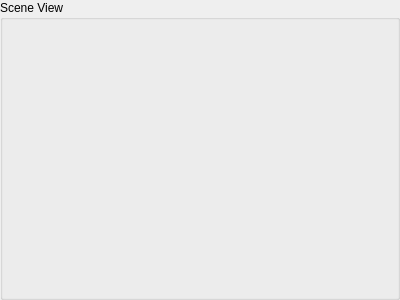
Before: the Qt Designer form qt/scene_view.ui in stolyaroleh/renderer, drawn with Qt 5.
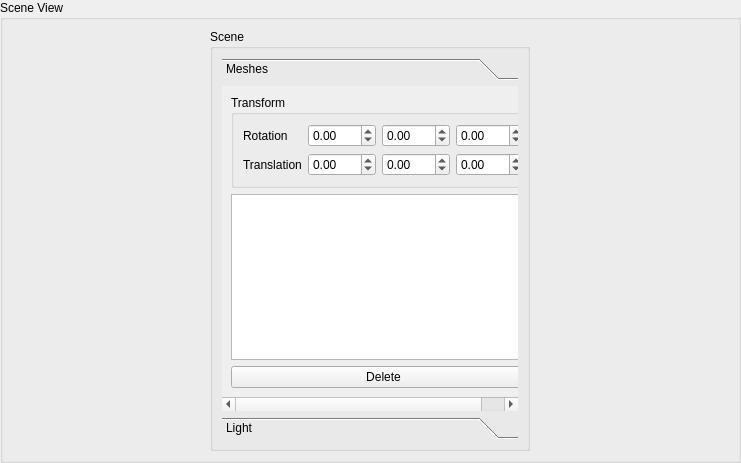
After: the same form once the commit is applied. The open tabs and pages were chosen to show the change.

```diff
--- a/qt/scene_view.ui
+++ b/qt/scene_view.ui
@@ -6,8 +6,8 @@
    <rect>
     <x>0</x>
     <y>0</y>
-    <width>400</width>
-    <height>300</height>
+    <width>741</width>
+    <height>463</height>
    </rect>
   </property>
   <property name="windowTitle">
@@ -31,7 +31,238 @@
      <property name="title">
       <string>Scene View</string>
      </property>
-     <layout class="QGridLayout" name="groupBoxLayout"/>
+     <layout class="QGridLayout" name="groupBoxLayout">
+      <item row="0" column="0">
+       <widget class="QGroupBox" name="groupBox_2">
+        <property name="sizePolicy">
+         <sizepolicy hsizetype="Fixed" vsizetype="Preferred">
+          <horstretch>0</horstretch>
+          <verstretch>0</verstretch>
+         </sizepolicy>
+        </property>
+        <property name="maximumSize">
+         <size>
+          <width>320</width>
+          <height>16777215</height>
+         </size>
+        </property>
+        <property name="title">
+         <string>Scene</string>
+        </property>
+        <layout class="QGridLayout" name="gridLayout_2">
+         <item row="1" column="0">
+          <widget class="QToolBox" name="toolBox">
+           <property name="currentIndex">
+            <number>1</number>
+           </property>
+           <widget class="QWidget" name="Meshes">
+            <property name="geometry">
+             <rect>
+              <x>0</x>
+              <y>0</y>
+              <width>300</width>
+              <height>343</height>
+             </rect>
+            </property>
+            <attribute name="label">
+             <string>Meshes</string>
+            </attribute>
+            <layout class="QGridLayout" name="gridLayout_3">
+             <item row="0" column="0">
+              <widget class="QGroupBox" name="groupBox_3">
+               <property name="title">
+                <string>Transform</string>
+               </property>
+               <layout class="QGridLayout" name="gridLayout_4">
+                <item row="0" column="1">
+                 <widget class="QDoubleSpinBox" name="rx">
+                  <property name="minimum">
+                   <double>-360.000000000000000</double>
+                  </property>
+                  <property name="maximum">
+                   <double>360.000000000000000</double>
+                  </property>
+                 </widget>
+                </item>
+                <item row="0" column="0">
+                 <widget class="QLabel" name="_rlbl">
+                  <property name="text">
+                   <string>Rotation</string>
+                  </property>
+                 </widget>
+                </item>
+                <item row="2" column="0">
+                 <widget class="QLabel" name="_tlbl">
+                  <property name="text">
+                   <string>Translation</string>
+                  </property>
+                 </widget>
+                </item>
+                <item row="0" column="3">
+                 <widget class="QDoubleSpinBox" name="rz">
+                  <property name="minimum">
+                   <double>-360.000000000000000</double>
+                  </property>
+                  <property name="maximum">
+                   <double>360.000000000000000</double>
+                  </property>
+                 </widget>
+                </item>
+                <item row="0" column="2">
+                 <widget class="QDoubleSpinBox" name="ry">
+                  <property name="minimum">
+                   <double>-360.000000000000000</double>
+                  </property>
+                  <property name="maximum">
+                   <double>360.000000000000000</double>
+                  </property>
+                 </widget>
+                </item>
+                <item row="2" column="2">
+                 <widget class="QDoubleSpinBox" name="ty">
+                  <property name="minimum">
+                   <double>-500.000000000000000</double>
+                  </property>
+                  <property name="maximum">
+                   <double>500.000000000000000</double>
+                  </property>
+                 </widget>
+                </item>
+                <item row="2" column="3">
+                 <widget class="QDoubleSpinBox" name="tz">
+                  <property name="minimum">
+                   <double>-500.000000000000000</double>
+                  </property>
+                  <property name="maximum">
+                   <double>500.000000000000000</double>
+                  </property>
+                 </widget>
+                </item>
+                <item row="2" column="1">
+                 <widget class="QDoubleSpinBox" name="tx">
+                  <property name="minimum">
+                   <double>-500.000000000000000</double>
+                  </property>
+                  <property name="maximum">
+                   <double>500.000000000000000</double>
+                  </property>
+                 </widget>
+                </item>
+               </layout>
+              </widget>
+             </item>
+             <item row="1" column="0">
+              <widget class="QListWidget" name="meshes_list"/>
+             </item>
+             <item row="2" column="0">
+              <widget class="QPushButton" name="delete_btn">
+               <property name="text">
+                <string>Delete</string>
+               </property>
+              </widget>
+             </item>
+            </layout>
+           </widget>
+           <widget class="QWidget" name="Light">
+            <property name="geometry">
+             <rect>
+              <x>0</x>
+              <y>0</y>
+              <width>300</width>
+              <height>343</height>
+             </rect>
+            </property>
+            <attribute name="label">
+             <string>Light</string>
+            </attribute>
+            <layout class="QGridLayout" name="gridLayout_5">
+             <item row="0" column="0">
+              <widget class="QLabel" name="_llbl">
+               <property name="text">
+                <string>Position</string>
+               </property>
+              </widget>
+             </item>
+             <item row="0" column="1">
+              <widget class="QDoubleSpinBox" name="lposx">
+               <property name="minimum">
+                <double>-500.000000000000000</double>
+               </property>
+               <property name="maximum">
+                <double>500.000000000000000</double>
+               </property>
+               <property name="value">
+                <double>-10.000000000000000</double>
+               </property>
+              </widget>
+             </item>
+             <item row="1" column="0">
+              <widget class="QLabel" name="_ilbl">
+               <property name="text">
+                <string>Intensity</string>
+               </property>
+              </widget>
+             </item>
+             <item row="2" column="0">
+              <spacer name="verticalSpacer">
+               <property name="orientation">
+                <enum>Qt::Vertical</enum>
+               </property>
+               <property name="sizeHint" stdset="0">
+                <size>
+                 <width>20</width>
+                 <height>40</height>
+                </size>
+               </property>
+              </spacer>
+             </item>
+             <item row="0" column="2">
+              <widget class="QDoubleSpinBox" name="lposy">
+               <property name="minimum">
+                <double>-500.000000000000000</double>
+               </property>
+               <property name="maximum">
+                <double>500.000000000000000</double>
+               </property>
+               <property name="value">
+                <double>35.000000000000000</double>
+               </property>
+              </widget>
+             </item>
+             <item row="0" column="3">
+              <widget class="QDoubleSpinBox" name="lposz">
+               <property name="minimum">
+                <double>-500.000000000000000</double>
+               </property>
+               <property name="maximum">
+                <double>500.000000000000000</double>
+               </property>
+               <property name="value">
+                <double>10.000000000000000</double>
+               </property>
+              </widget>
+             </item>
+             <item row="1" column="1" colspan="3">
+              <widget class="QDoubleSpinBox" name="intensity">
+               <property name="maximum">
+                <double>99999.990000000005239</double>
+               </property>
+               <property name="value">
+                <double>80.000000000000000</double>
+               </property>
+              </widget>
+             </item>
+            </layout>
+           </widget>
+          </widget>
+         </item>
+        </layout>
+       </widget>
+      </item>
+      <item row="0" column="1">
+       <layout class="QGridLayout" name="gl_layout"/>
+      </item>
+     </layout>
     </widget>
    </item>
   </layout>
```
